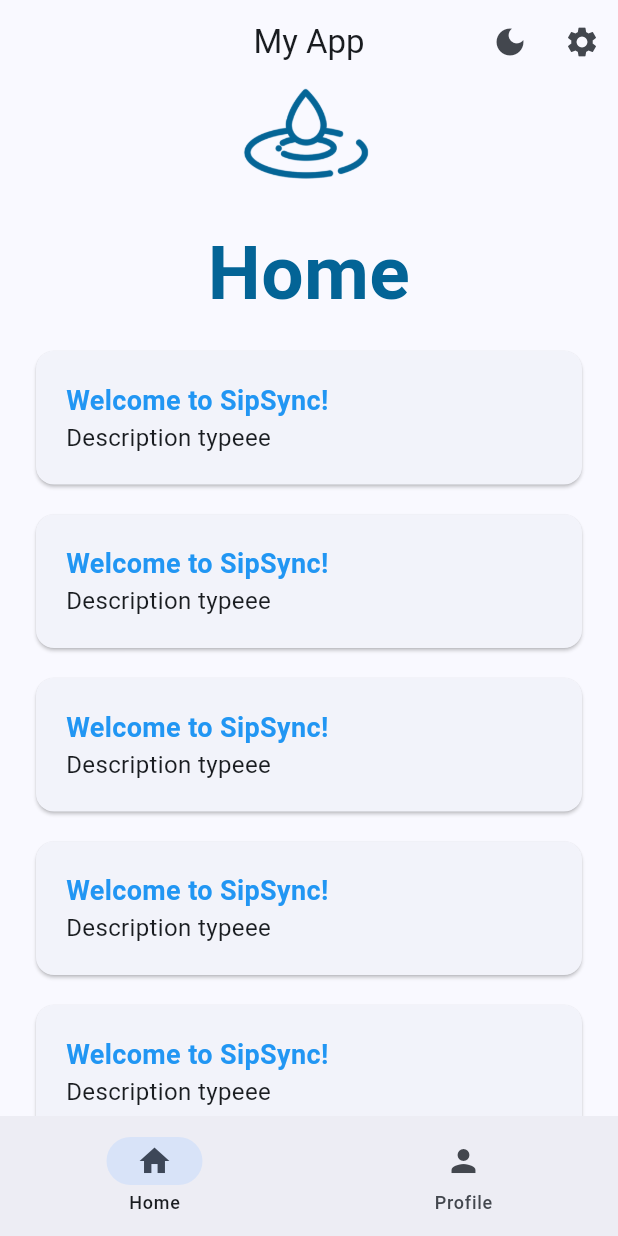
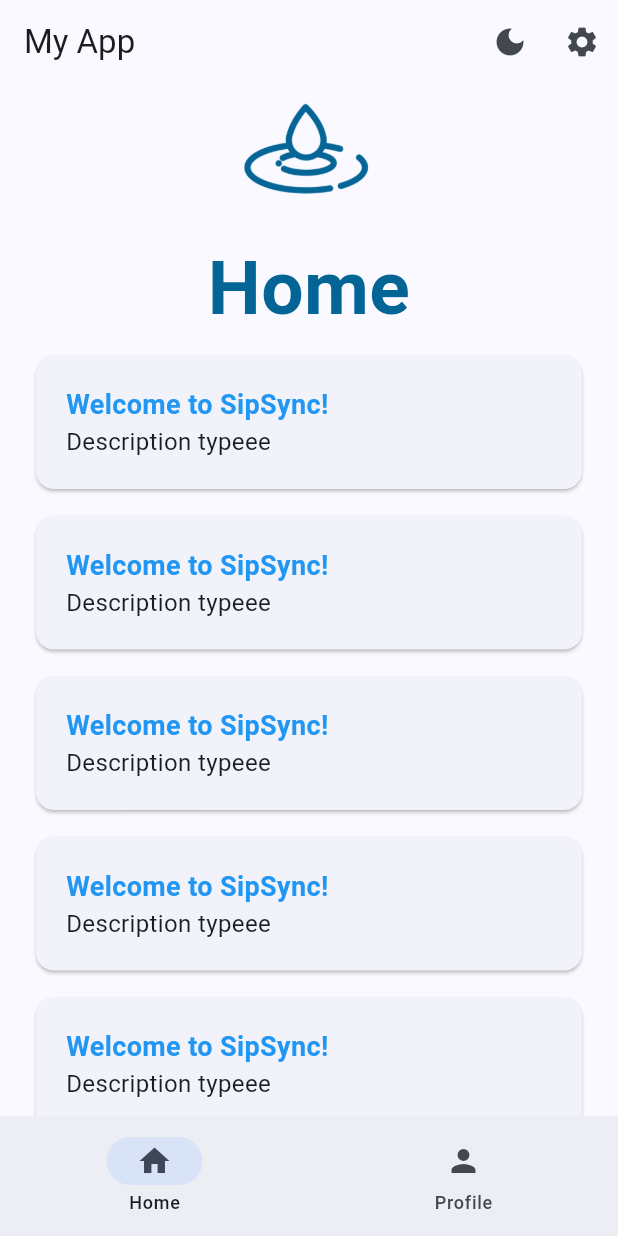
Before and after one commit to bot-fonseca/SipSync, a Flutter app: the WidgetTree screen opened directly, on a phone screen of 412 x 824 dp. Run offline on Flutter 3.47's test engine with Material 3 defaults, Android fonts, the phone set to English and light mode, and no system bars; our stand-ins replace lottie, shared_preferences; accounts and stored records are empty.

Commit message:
profile and image from the app

```diff
--- a/sipsync/lib/views/pages/home_page.dart
+++ b/sipsync/lib/views/pages/home_page.dart
@@ -12,7 +12,16 @@ class HomePage extends StatelessWidget {
       child: SingleChildScrollView(
         child: Column(
           children: [
+            SizedBox(height: 10),
             HeroWidget(title: 'Home'),
+            ContainerWidget(
+              title: 'Welcome to SipSync!',
+              description: 'Description typeee',
+            ),
+            ContainerWidget(
+              title: 'Welcome to SipSync!',
+              description: 'Description typeee',
+            ),
             ContainerWidget(
               title: 'Welcome to SipSync!',
               description: 'Description typeee',
--- a/sipsync/lib/views/pages/profile_page.dart
+++ b/sipsync/lib/views/pages/profile_page.dart
@@ -11,6 +11,10 @@ class ProfilePage extends StatelessWidget {
       padding: EdgeInsets.all(20),
       child: Column(
         children: [
+          CircleAvatar(
+            radius: 50,
+            backgroundImage: AssetImage('assets/images/water2.jpg'),
+          ),
           ListTile(
             title: Text('Log out'),
             onTap: () {
--- a/sipsync/lib/views/widget_tree.dart
+++ b/sipsync/lib/views/widget_tree.dart
@@ -17,7 +17,7 @@ class WidgetTree extends StatelessWidget {
     return Scaffold(
       appBar: AppBar(
         title: const Text('My App'),
-        centerTitle: true,
+        centerTitle: false,
         actions: [
           IconButton(
             onPressed: () async {
--- a/sipsync/lib/views/widgets/container_widget.dart
+++ b/sipsync/lib/views/widgets/container_widget.dart
@@ -15,7 +15,7 @@ class ContainerWidget extends StatelessWidget {
   Widget build(BuildContext context) {
     return Container(
       width: double.infinity,
-      padding: EdgeInsets.only(top: 12),
+      padding: EdgeInsets.symmetric(vertical: 5),
       child: Card(
         child: Padding(
           padding: EdgeInsets.all(20),
--- a/sipsync/pubspec.yaml
+++ b/sipsync/pubspec.yaml
@@ -36,6 +36,7 @@ dependencies:
   cupertino_icons: ^1.0.8
   lottie: ^3.3.1
   shared_preferences: ^2.5.3
+  flutter_launcher_icons: ^0.14.4
 
 dev_dependencies:
   flutter_test:
```
Also changed, not shown: sipsync/flutter_launcher_icons.yaml (added, +19 -0 lines), sipsync/pubspec.lock, 29 other files.
